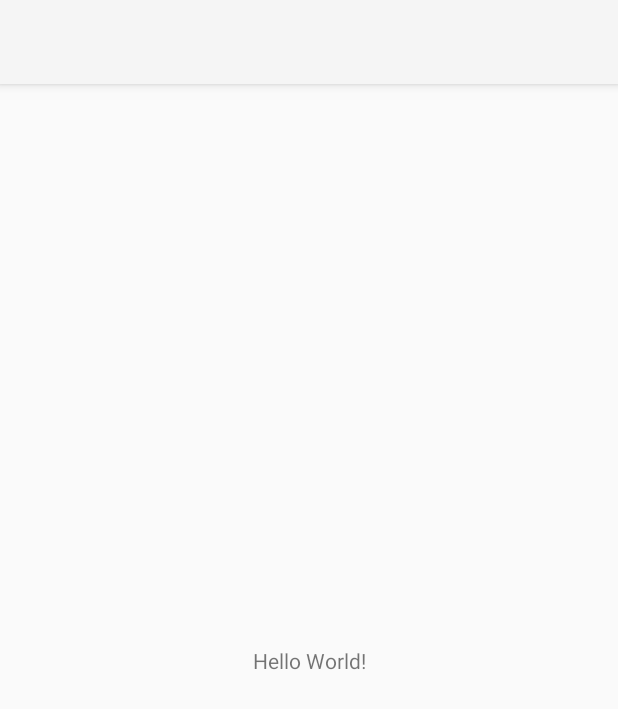
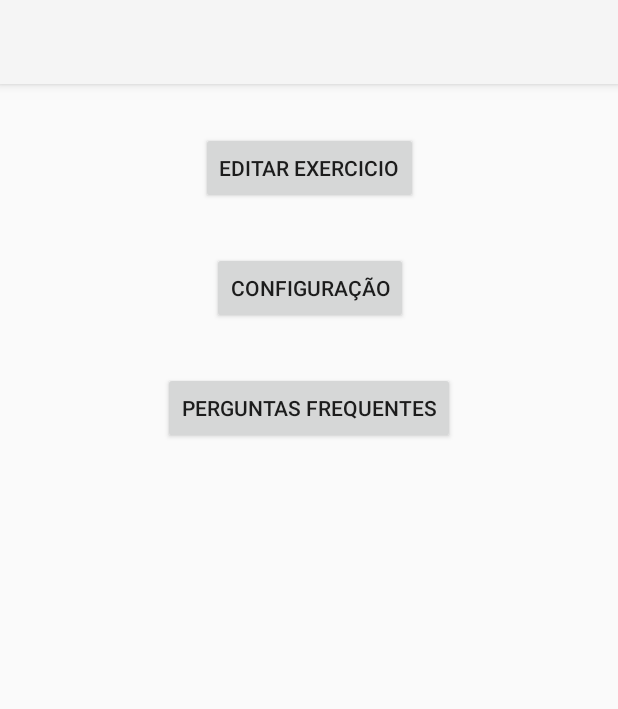
Before and after one commit to LucasVeit/BigBoss, an Android app: the screen it shows after launch (MainActivity), on a phone screen of 412 x 824 dp. Shown: the top 709 px of the screen. Run offline under Robolectric (Android 15) with nearby library versions, the phone set to English and light mode, and no system bars.

Commit message:
Adicionado botões para navegar no início

```diff
--- a/app/src/main/res/layout/activity_main.xml
+++ b/app/src/main/res/layout/activity_main.xml
@@ -6,13 +6,38 @@
     android:layout_height="match_parent"
     tools:context=".MainActivity">
 
-    <TextView
+    <Button
+        android:id="@+id/editarExercicio"
         android:layout_width="wrap_content"
         android:layout_height="wrap_content"
-        android:text="Hello World!"
-        app:layout_constraintBottom_toBottomOf="parent"
-        app:layout_constraintLeft_toLeftOf="parent"
-        app:layout_constraintRight_toRightOf="parent"
+        android:layout_marginTop="32dp"
+        android:onClick="editarExercicio"
+        android:text="Editar Exercicio"
+        app:layout_constraintEnd_toEndOf="parent"
+        app:layout_constraintStart_toStartOf="parent"
         app:layout_constraintTop_toTopOf="parent" />
 
+    <Button
+        android:id="@+id/configuracao"
+        android:layout_width="wrap_content"
+        android:layout_height="wrap_content"
+        android:layout_marginTop="32dp"
+        android:onClick="configuracao"
+        android:text="Configuração"
+        app:layout_constraintEnd_toEndOf="parent"
+        app:layout_constraintHorizontal_bias="0.502"
+        app:layout_constraintStart_toStartOf="parent"
+        app:layout_constraintTop_toBottomOf="@+id/editarExercicio" />
+
+    <Button
+        android:id="@+id/perguntas"
+        android:layout_width="wrap_content"
+        android:layout_height="wrap_content"
+        android:layout_marginTop="32dp"
+        android:onClick="perguntasFrequentes"
+        android:text="Perguntas Frequentes"
+        app:layout_constraintEnd_toEndOf="parent"
+        app:layout_constraintStart_toStartOf="parent"
+        app:layout_constraintTop_toBottomOf="@+id/configuracao" />
+
 </androidx.constraintlayout.widget.ConstraintLayout>
--- a/app/src/main/res/layout/activity_tela_configuracao.xml
+++ b/app/src/main/res/layout/activity_tela_configuracao.xml
@@ -4,6 +4,4 @@
     xmlns:tools="http://schemas.android.com/tools"
     android:layout_width="match_parent"
     android:layout_height="match_parent"
-    tools:context=".telaConfiguracao">
-
-</androidx.constraintlayout.widget.ConstraintLayout>
+    tools:context=".telaConfiguracao"/>
--- a/app/src/main/res/layout/activity_tela_inicio.xml
+++ b/app/src/main/res/layout/activity_tela_inicio.xml
@@ -4,6 +4,7 @@
     xmlns:tools="http://schemas.android.com/tools"
     android:layout_width="match_parent"
     android:layout_height="match_parent"
+    android:background="#EBEBEB"
     tools:context=".telaInicio">
 
     <de.hdodenhof.circleimageview.CircleImageView
```
Also changed, not shown: app/src/main/java/com/example/bigboss/MainActivity.java (+18 -0 lines), app/src/main/res/layout/activity_tela_editar_exercicio.xml (+19 -0 lines).
